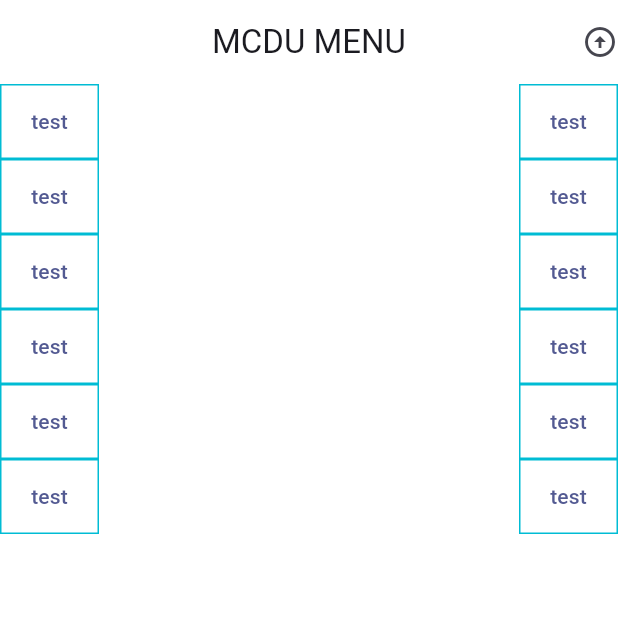
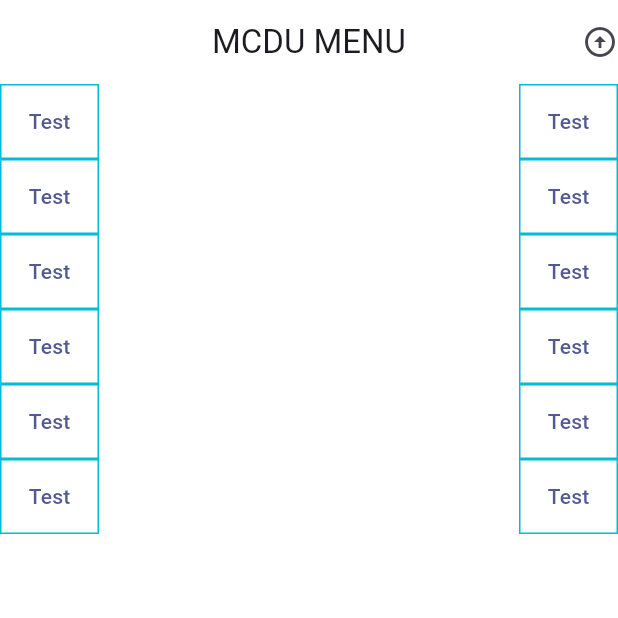
Before and after one commit to wotanut/papl-cw, a Flutter app: the screen it shows after launch, on a phone screen of 412 x 824 dp, the top half of it. Run offline on Flutter 3.47's test engine with Material 3 defaults, Android fonts, the phone set to English and light mode, and no system bars.

Commit message:
Add title parameter to mcduEntryBTN for customizable button text

```diff
--- a/app/lib/button.dart
+++ b/app/lib/button.dart
@@ -3,9 +3,11 @@ import 'package:flutter/material.dart';
 class mcduEntryBTN extends StatefulWidget {
   final int slk; // slk = Select Key
   final bool isRightSide;
+  final String title;
   // FIXME- Add link to page
 
-  const mcduEntryBTN({super.key, this.slk = 1, this.isRightSide = false});
+  const mcduEntryBTN(
+      {super.key, this.slk = 1, this.isRightSide = false, this.title = "Test"});
 
   @override
   State<mcduEntryBTN> createState() => _mcduEntryBTNState();
@@ -17,7 +19,7 @@ class _mcduEntryBTNState extends State<mcduEntryBTN> {
     return Container(
         decoration: BoxDecoration(border: Border.all(color: Colors.cyan)),
         child: TextButton(
-            child: const Text("test"),
+            child: Text(widget.title),
             onPressed: () {
               print("Clicked");
             }));
```
